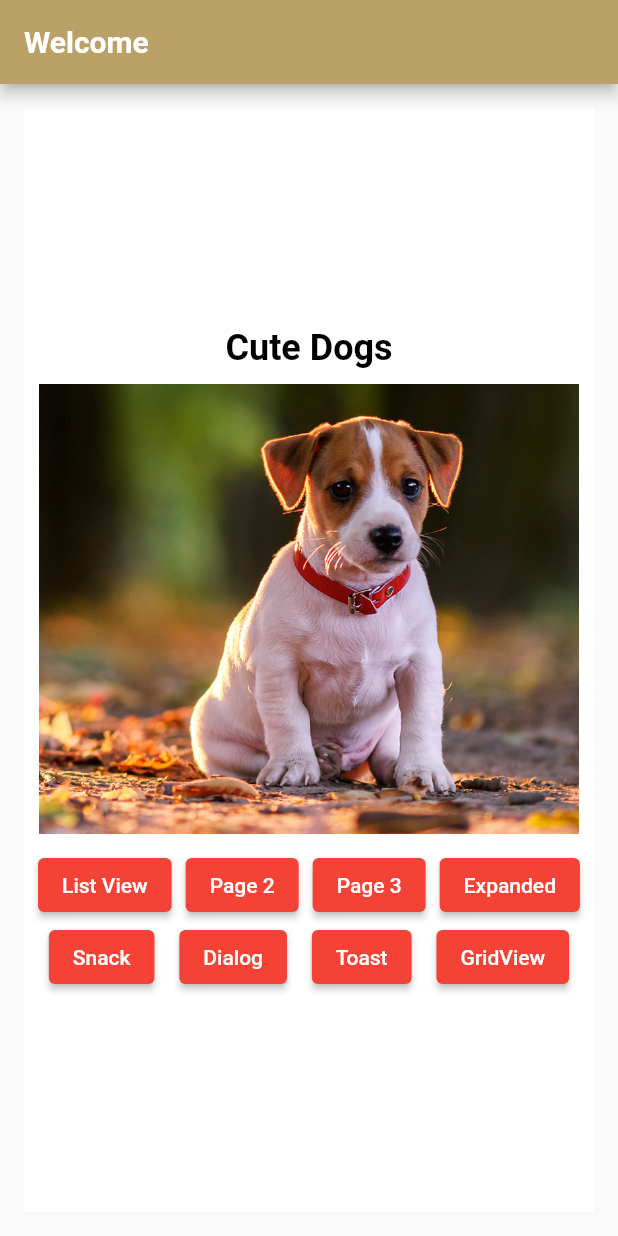
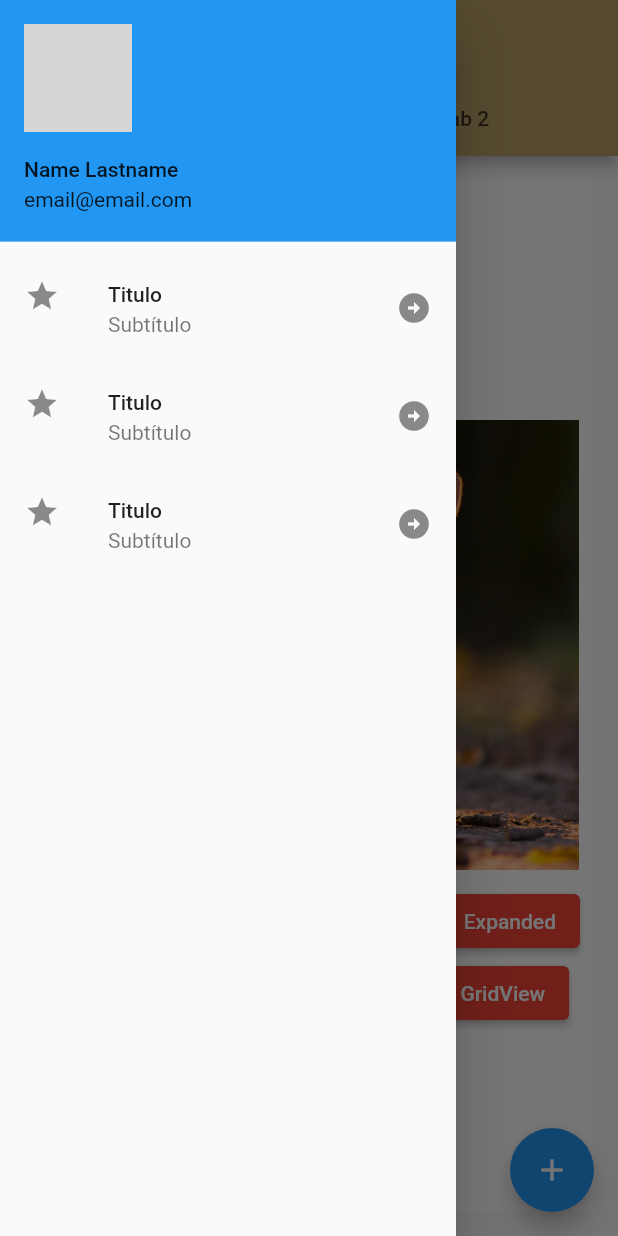
Before and after one commit to amandadetofol/Flutter, a Flutter app: the screen it shows after launch, with the side drawer open (before the commit the screen has no drawer), on a phone screen of 412 x 824 dp. Run offline on Flutter 3.47's test engine with Material 2 defaults, Android fonts, the phone set to English and light mode, and no system bars; our stand-ins replace fluttertoast; network calls fail; grey boxes are pictures that could not be loaded.

Commit message:
alertas com snack, alertas com dialog, alertas com toast, material design - floating action button, navigation drawer, listtile, useracoutnsdrawerhandler, safearea e tabs

```diff
--- /dev/null
+++ b/animal_app/lib/pages/drawer_list.dart
@@ -0,0 +1,40 @@
+import 'package:flutter/material.dart';
+import 'package:flutter/widgets.dart';
+
+final class TesteDrawer extends StatelessWidget {
+  const TesteDrawer({super.key});
+
+
+  @override
+  Widget build(BuildContext context) {
+    return SafeArea(
+        child: Drawer(
+          child: ListView(
+            children: [
+              const UserAccountsDrawerHeader(
+                currentAccountPicture: CircleAvatar(
+                  backgroundImage: NetworkImage("https://img.freepik.com/fotos-gratis/uma-imagem-de-um-planeta-com-um-buraco-negro-no-centro-e-um-buraco-negro-no-centro_1340-23795.jpg"),
+                ),
+                accountName: Text("Name Lastname"),
+                accountEmail: Text("email@email.com")),
+              _card(context),
+              _card(context),
+              _card(context)
+            ],
+          ),
+      )
+    );
+  }
+
+  _card(BuildContext context){
+    return ListTile(
+      leading: const Icon(Icons.star),
+      title: const Text("Titulo"),
+      subtitle: const Text("Subtítulo"),
+      trailing: const Icon(Icons.arrow_circle_right),
+      onTap: (){
+        Navigator.pop(context);
+      },
+    );
+  }
+}
--- a/animal_app/lib/pages/home_page.dart
+++ b/animal_app/lib/pages/home_page.dart
@@ -1,3 +1,4 @@
+import 'package:animal_app/pages/drawer_list.dart';
 import 'package:animal_app/pages/hello_gridview.dart';
 import 'package:animal_app/testes/button.dart';
 import 'package:animal_app/pages/hello_listview.dart';
@@ -7,44 +8,41 @@ import 'package:animal_app/pages/hello_page3.dart';
 import 'package:animal_app/testes/expanded.dart';
 import 'package:animal_app/utils/nav.dart';
 import 'package:flutter/material.dart';
+import 'package:fluttertoast/fluttertoast.dart';
 
 class Home extends StatelessWidget {
   const Home({super.key});
 
   @override
   Widget build(BuildContext context){
-
-    return Scaffold(
+    return DefaultTabController(
+      length: 2,
+      child: Scaffold(
+      drawer: TesteDrawer(),
+      floatingActionButton: _fab(),
       body:
-       Padding(
-        padding: const EdgeInsets.all(16),
-        child: Container(
-          color: Colors.white,
-          child:
-            //Column nao expande autaticamente, preciso sempre colocar um tamanho
-            Column(
-              mainAxisAlignment: MainAxisAlignment.center,
-              mainAxisSize: MainAxisSize.max,
-              children: [
-                    _title(),
-                    _pageView(context),
-                    _column(context),
-                ],
-            )
-        ),
-      ),
-      appBar: AppBar(
+        TabBarView(children: [
+          _firstChild(context),
+          Container(color: Colors.amber,)
+        ],),
+      appBar:
+        AppBar(
           backgroundColor: Color.fromARGB(255, 186, 161, 103),
           title: const Text(
             "Welcome",
             style: TextStyle(
               fontWeight: FontWeight.bold),
-            )
-        )
-      );
+              ),
+            bottom: const TabBar(tabs: [
+              Tab(text: "Tab 1",),
+              Tab(text: "Tab 2",)
+            ]),
+          ),
+      ));
   }
 
   _column(BuildContext context){
+    return Builder(builder: (BuildContext context) {
       return Column(children: [
         Row(
           mainAxisAlignment: MainAxisAlignment.spaceEvenly,
@@ -87,6 +85,27 @@ class Home extends StatelessWidget {
         ])
       ],
     );
+    });
+  }
+
+  _firstChild(BuildContext context){
+    return Padding(
+        padding: const EdgeInsets.all(16),
+        child: Container(
+          color: Colors.white,
+          child:
+            //Column nao expande autaticamente, preciso sempre colocar um tamanho
+            Column(
+              mainAxisAlignment: MainAxisAlignment.center,
+              mainAxisSize: MainAxisSize.max,
+              children: [
+                    _title(),
+                    _pageView(context),
+                    _column(context),
+                ],
+            )
+        ),
+      );
   }
 
   _handleExpandedButtonTap(BuildContext context){
@@ -110,17 +129,53 @@ class Home extends StatelessWidget {
   }
 
   _handleSnackButtonTap(BuildContext context){
-    print(context);
+    ScaffoldMessenger.of(context).showSnackBar(
+      const SnackBar(
+        content: Text("Olá")
+        )
+      );
   }
 
   _handleDialogButtonTap(BuildContext context){
-    print(context);
+    showDialog(
+      barrierDismissible: false, //impede de fechar o alerta se o usuario clicar fora o dialog
+      context: context,
+      builder: (context) {
+        return WillPopScope(
+          // ignore: sort_child_properties_last
+          child:   AlertDialog(
+          title: Text("Mensagem"),
+          actions: [
+            TextButton(
+              child: Text("Ok"),
+              onPressed: (){
+                print("Clicou");
+                Navigator.pop(context);
+            }),
+             TextButton(
+              child: const Text("Cancelar",
+              style: TextStyle(color: Colors.red),),
+              onPressed: (){
+                print("Cancelar");
+                Navigator.pop(context);
+            })
+          ],
+        ),
+        onWillPop: () async => false,); //impede que o android de pop no dialog quando clica no btn de voltar do celular
+      });
   }
 
   _handleToastButtonTap(BuildContext context){
-    print(context);
+    Fluttertoast.showToast(
+        msg: "This is Center Short Toast",
+        toastLength: Toast.LENGTH_LONG, //tempo pro android
+        gravity: ToastGravity.CENTER_LEFT,
+        timeInSecForIosWeb: 6, //tempo pro ios
+        backgroundColor: Colors.red,
+        textColor: Colors.white,
+        fontSize: 16.0
+    );
   }
-
 
   goToNavigator(
     BuildContext context,
@@ -152,6 +207,30 @@ class Home extends StatelessWidget {
     );
   }
 
+  _fabWithWidget(){
+    return Row(
+      crossAxisAlignment: CrossAxisAlignment.center,
+      mainAxisAlignment: MainAxisAlignment.center,
+      children: [
+        SizedBox(
+          child: _fab(),
+          height: 100,
+          width: 100,
+        ),
+        _fab(),
+        SizedBox(width: 16,),
+        _fab()
+    ],);
+  }
+
+  _fab(){
+    return FloatingActionButton(
+        child: Icon(Icons.add),
+        onPressed: (){
+          print("Aqui");
+      });
+  }
+
   _pageView(BuildContext context){
      return Container(
         margin: EdgeInsets.all(10),
--- a/animal_app/pubspec.yaml
+++ b/animal_app/pubspec.yaml
@@ -16,6 +16,7 @@ dev_dependencies:
   flutter_test:
     sdk: flutter
   flutter_lints: ^2.0.0
+  fluttertoast: ^8.2.2
 
 flutter:
   uses-material-design: true
```
Also changed, not shown: animal_app/pubspec.lock, 6 other files. Lines whose indentation alone changed are shown as unchanged.
